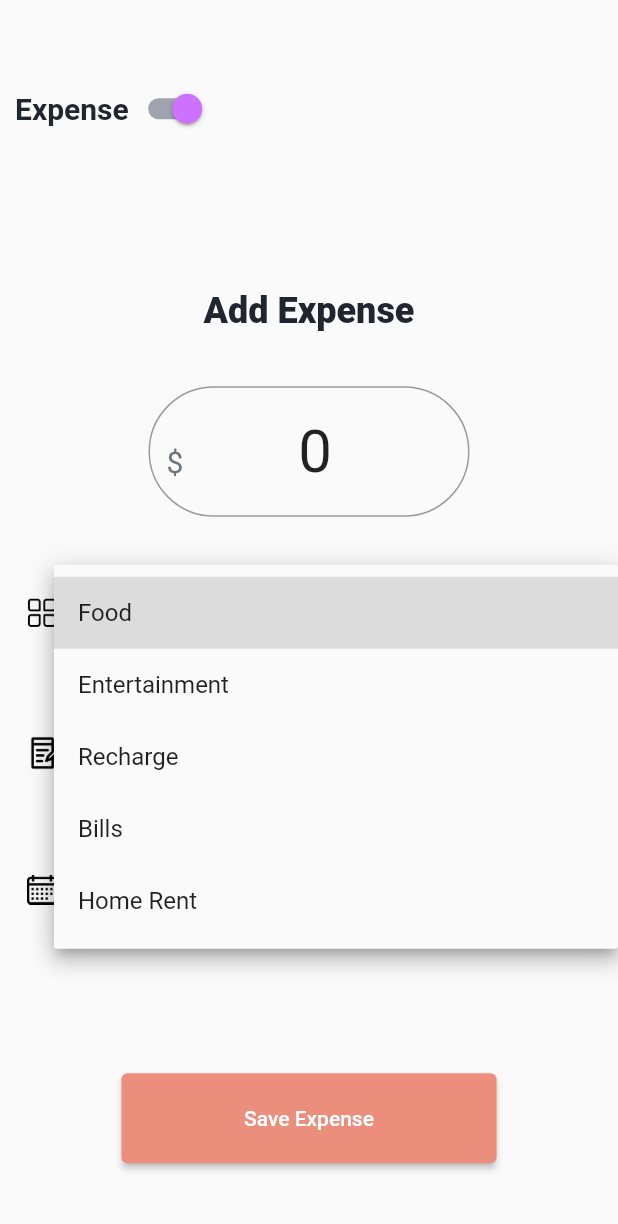
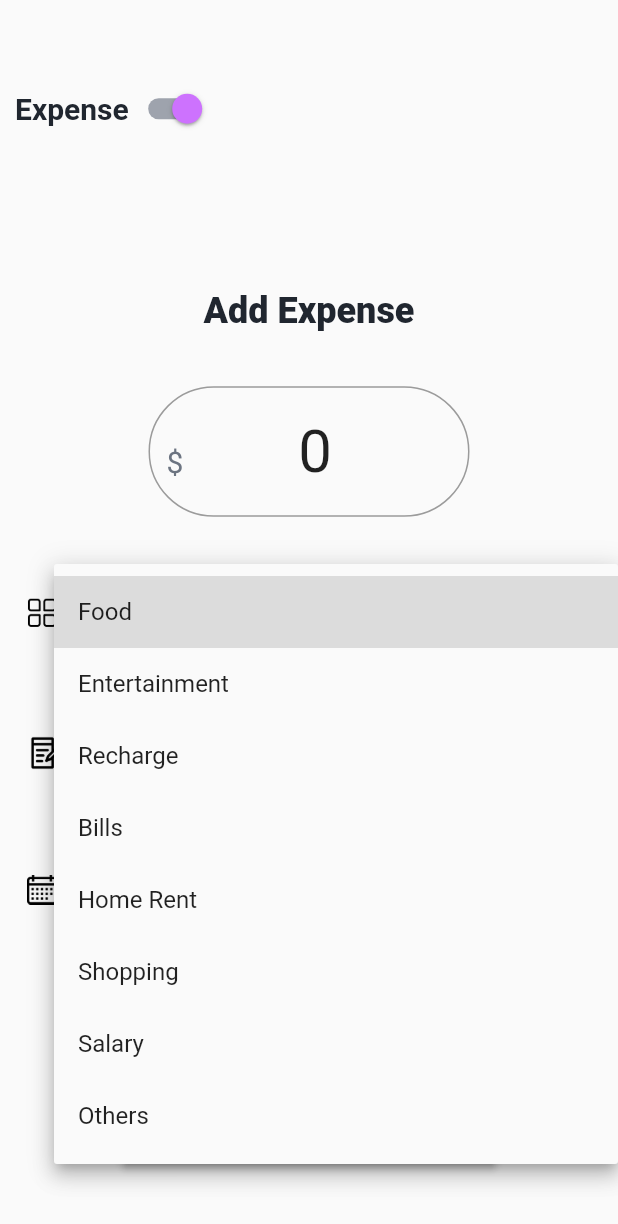
Before and after one commit to sajidsalu/expense_tracker, a Flutter app: the CreateExpense screen opened directly, after a tap on "Category", on a phone screen of 412 x 824 dp. Shown: the top 1224 px of the screen. Run offline on Flutter 3.47's test engine with Material 2 defaults, Android fonts, the phone set to English and light mode, and no system bars; our stand-ins replace firebase_auth, firebase_core, google_sign_in, hive, hive_flutter, rxdart; missing offline and left inert: flutter_guid, googleapis; accounts and stored records are empty.

Commit message:
login logout using google account new transaction categories added

```diff
--- a/lib/models/transaction_categories.dart
+++ b/lib/models/transaction_categories.dart
@@ -44,6 +44,24 @@ class TransactionCategories extends HiveObject{
     this.id= 5,
   });
 
+  TransactionCategories.salary({
+    this.imagePath="assets/images/salary.png",
+    this.category="Salary",
+    this.id= 7,
+  });
+
+  TransactionCategories.shopping({
+    this.imagePath="assets/images/shopping.png",
+    this.category="Shopping",
+    this.id= 6,
+  });
+
+  TransactionCategories.miscellaneous({
+    this.imagePath="assets/images/miscellaneous.png",
+    this.category="Others",
+    this.id= 8,
+  });
+
   TransactionCategories.fromJson(Map<String, dynamic> json) {
     category = ParsingUtils.stringFrom(json['category']);
     id = ParsingUtils.intFrom(json['categoryId']);
--- a/lib/modules/expense/create/create_expense.dart
+++ b/lib/modules/expense/create/create_expense.dart
@@ -12,6 +12,7 @@ import 'package:flutter/material.dart';
 import 'package:flutter_guid/flutter_guid.dart';
 import 'package:hive/hive.dart';
  import 'package:intl/intl.dart';
+
 class CreateExpense extends StatefulWidget {
   const CreateExpense({Key? key}) : super(key: key);
 
@@ -188,6 +189,7 @@ class _CreateExpenseState extends State<CreateExpense> {
                                     selectedDate = DateFormat('yyyy-MM-dd').format(DateTime.now());
                                   }else {
                                     dateController.text = formattedDate;
+                                    selectedDate= formattedDate;
                                   }
                                 });
                               } else {}
@@ -217,14 +219,12 @@ class _CreateExpenseState extends State<CreateExpense> {
                               AppColors.white),
                   ),
                   onPressed: () {
-                    print('the selected category iss ${selectedCategory}');
-                    print("is expense ${_bloc.isExpense}");
                     ExpenseTransaction mData = ExpenseTransaction(
                         description: descriptionController.text,
                         categoryId: selectedCategory.id,
                         amount: double.parse(amountController.text),
                         category: selectedCategory.category.toString(),
-                        date: dateController.text.toString(),
+                        date: selectedDate.toString(),
                         type: TransactionType.expense.toString(),
                         id: Guid.newGuid.toString(),
                         isExpense: _bloc.isExpense,
--- a/lib/modules/home/dashboard/dashboard_card.dart
+++ b/lib/modules/home/dashboard/dashboard_card.dart
@@ -19,6 +19,7 @@ class DashboardCard extends StatefulWidget {
 class _DashboardCardState extends State<DashboardCard> {
 
   DashboardBloc _bloc= DashboardBloc();
+
   late Box<TransactionSummary> dataBox;
 
 
--- a/lib/modules/home/transaction-card.dart
+++ b/lib/modules/home/transaction-card.dart
@@ -7,6 +7,9 @@ class TransactionCategory{
   static const int recharge = 3;
   static const int otherBills = 4;
   static const int homeRent = 5;
+  static const int shopping = 6;
+  static const int salary = 7;
+  static const int miscellaneous = 8;
 }
 class TransactionCardItem extends StatefulWidget {
   int transactionType= TransactionCategory.food;
@@ -67,6 +70,21 @@ class _TransactionCardItemState extends State<TransactionCardItem> {
         transaction = "Bills";
         break;
       }
+      case TransactionCategory.shopping : {
+        image="assets/images/shopping.png";
+        transaction = "Shopping";
+        break;
+      }
+      case TransactionCategory.salary : {
+        image="assets/images/salary.png";
+        transaction = "Salary";
+        break;
+      }
+      case TransactionCategory.miscellaneous : {
+      image="assets/images/miscellaneous.png";
+      transaction = "Other";
+      break;
+    }
     }
     return Container(
       padding: EdgeInsets.all(10),
@@ -98,6 +116,8 @@ class _TransactionCardItemState extends State<TransactionCardItem> {
             ],
           ),
           Column(
+            mainAxisAlignment: MainAxisAlignment.end,
+            crossAxisAlignment: CrossAxisAlignment.end,
             children: [
               Text("${widget.isExpenseEntry?"-":"+"}\$${widget.amount}",style: TextStyle(fontWeight: FontWeight.w600),),
               SizedBox(height: 5,),
--- a/lib/services/transaction_category.dart
+++ b/lib/services/transaction_category.dart
@@ -17,6 +17,9 @@ class TransactionCategoryService{
      await dataBox.put(3,TransactionCategories.recharge());
      await dataBox.put(4,TransactionCategories.bills());
      await dataBox.put(5,TransactionCategories.homeRent());
+     await dataBox.put(6,TransactionCategories.shopping());
+     await dataBox.put(7,TransactionCategories.salary());
+     await dataBox.put(8,TransactionCategories.miscellaneous());
      dataBox.close();
   }
 
--- a/lib/widgets/google_signin_button.dart
+++ b/lib/widgets/google_signin_button.dart
@@ -1,5 +1,6 @@
 import 'package:expense_tracker/modules/home/home.dart';
 import 'package:expense_tracker/services/Utils/authentication.dart';
+import 'package:expense_tracker/services/data_manager.dart';
 import 'package:flutter/material.dart';
 import 'package:firebase_auth/firebase_auth.dart';
 
@@ -27,6 +28,10 @@ class _GoogleSignInButtonState extends State<GoogleSignInButton> {
         });
         print("sign in pressed");
         User? user = await Authentication.signInWithGoogle(context: context);
+        //User? user = await Authentication.authenticate();
+        if(user != null){
+          DataManager.instance.setUsername(username:  user.displayName ?? '');
+        }
         print("user signed in $user");
         setState(() {
           _isSignin=false;
--- a/pubspec.yaml
+++ b/pubspec.yaml
@@ -37,7 +37,8 @@ dependencies:
   flutter_guid: ^0.2.0
   rxdart: ^0.27.5
   firebase_auth: ^3.10.0
-  google_sign_in: ^4.4.4
+  googleapis: ^5.0.1
+  google_sign_in: ^5.1.1
 
   # The following adds the Cupertino Icons font to your application.
   # Use with the CupertinoIcons class for iOS style icons.
```
Also changed, not shown: lib/modules/expense/list/expense_list.dart (+16 -2 lines), lib/modules/home/home.dart (+23 -23 lines), lib/services/Utils/authentication.dart (+8 -3 lines), lib/services/data_manager.dart (added, +17 -0 lines), lib/widgets/app_bar.dart (added, +16 -0 lines), lib/widgets/drawer.dart (added, +66 -0 lines), assets/images/salary.png, pubspec.lock.
